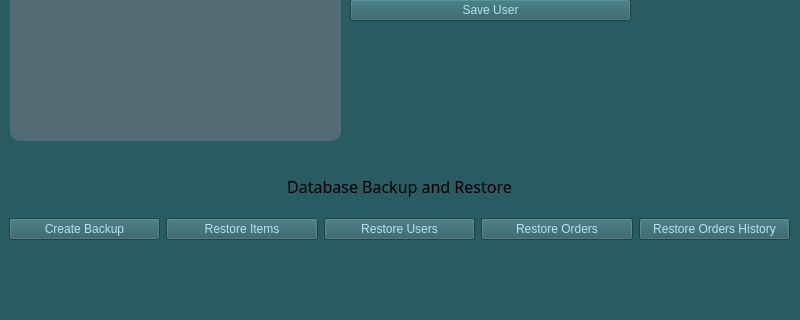
Qt form UI/admin_window.ui (npaolini-8/se-group-5) before a commit; both pictures show x 0 to 800 and y 280 to 600 of the 800 by 600 pixel window.
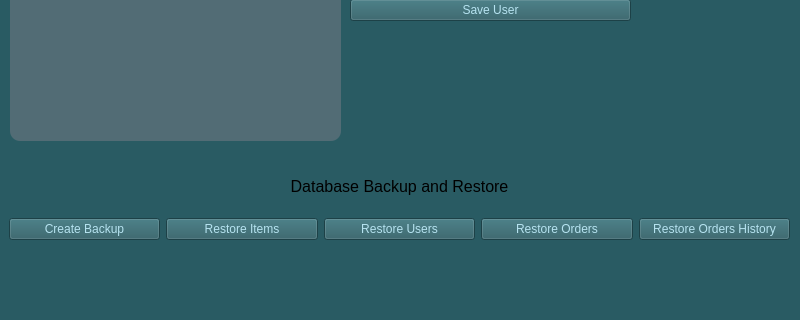
The same form after that commit.

Commit message: Added success messages to admin panel backups

```diff
--- a/UI/admin_window.ui
+++ b/UI/admin_window.ui
@@ -241,7 +241,6 @@
      <widget class="QLabel" name="db_fxn_lbl">
       <property name="font">
        <font>
-        <family>Sans Serif</family>
         <pointsize>12</pointsize>
         <italic>false</italic>
         <bold>false</bold>
```
Left out of the diff: 13 changed lines with no effect on the pictures. The commit also changes 5 other files.
